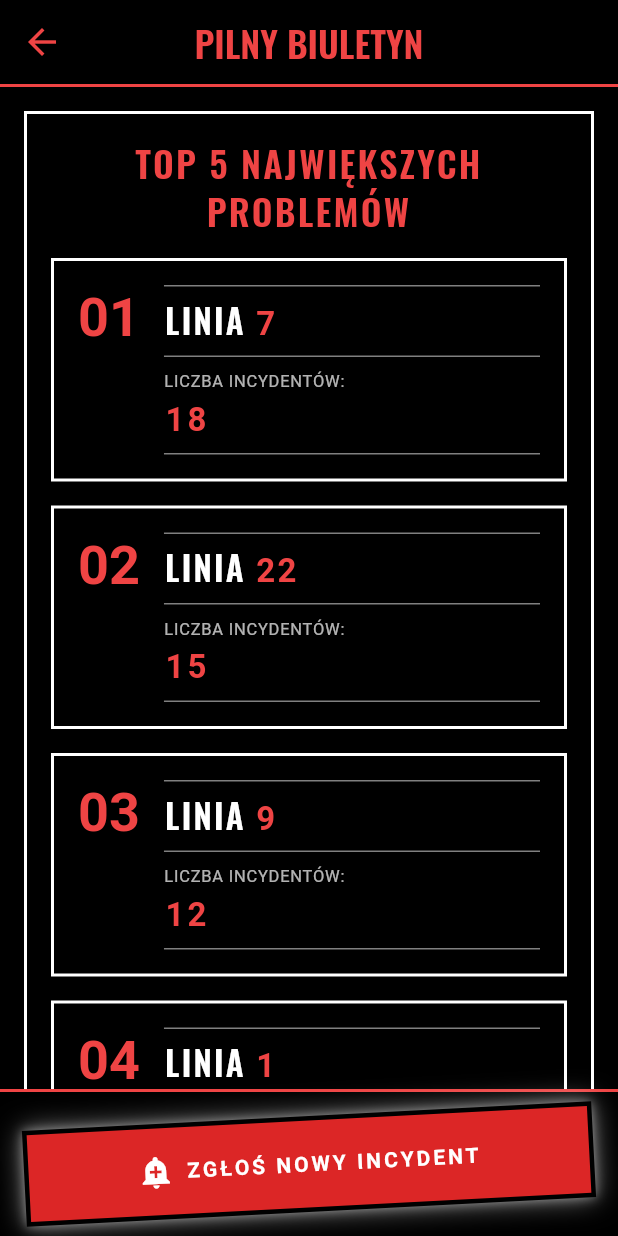
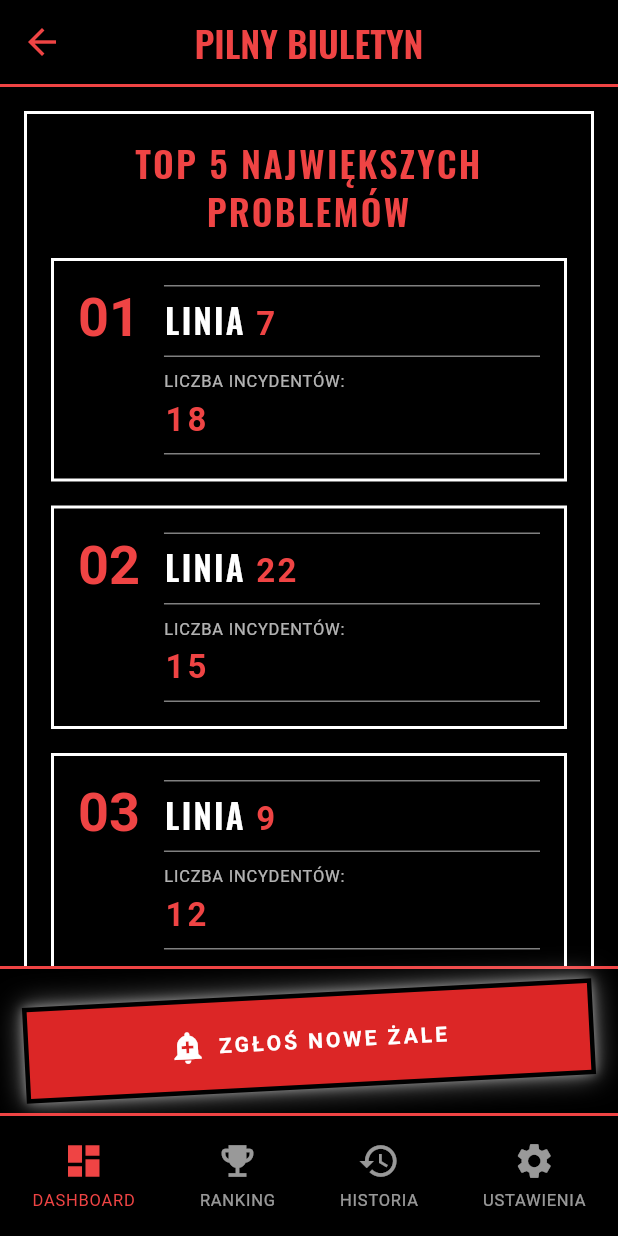
Before and after one commit to grycmat/trammageddon, a Flutter app: the HallOfDefameScreen screen opened by its route, on a phone screen of 412 x 824 dp. Run offline on Flutter 3.47's test engine with Material 3 defaults, Android fonts, the phone set to English and light mode, and no system bars; our stand-ins replace go_router; Roboto replaces fonts that are missing (ChivoMono).

Commit message:
Implement persistent navigation with ShellRoute and update documentation
Add ScaffoldWithNav layout wrapper to provide persistent bottom navigation
across all screens using GoRouter's ShellRoute pattern. Update documentation
to reflect Firebase integration and current architecture.

Changes:
- Add lib/layout/scaffold_with_nav.dart for persistent navigation wrapper
- Update app_router.dart to use ShellRoute pattern with ScaffoldWithNav
- Refactor dashboard_screen.dart to remove redundant Scaffold/AppBar/NavBar
- Refactor hall_of_defame_screen.dart to remove redundant elements and report section
- Rename hall_of_shame_screen.dart to hall_of_defame_screen.dart for consistency
- Update CLAUDE.md with Firebase dependencies and ShellRoute documentation
- Update README.md with Firebase backend integration section and corrected structure
- Standardize button labels to 'ZGŁOŚ NOWE ŻALE' across screens

```diff
--- /dev/null
+++ b/lib/layout/scaffold_with_nav.dart
@@ -0,0 +1,13 @@
+import 'package:flutter/material.dart';
+import 'package:trammageddon/widgets/nav_bar.dart';
+
+class ScaffoldWithNav extends StatelessWidget {
+  const ScaffoldWithNav({super.key, required this.child});
+
+  final Widget child;
+
+  @override
+  Widget build(BuildContext context) {
+    return Scaffold(body: child, bottomNavigationBar: const NavBar());
+  }
+}
--- a/lib/routing/app_router.dart
+++ b/lib/routing/app_router.dart
@@ -1,10 +1,11 @@
 import 'package:flutter/material.dart';
 import 'package:go_router/go_router.dart';
+import 'package:trammageddon/layout/scaffold_with_nav.dart';
 import 'package:trammageddon/routing/guards/auth_guard.dart';
 import 'package:trammageddon/routing/route_names.dart';
 import 'package:trammageddon/screens/add_incident/add_incident.screen.dart';
 import 'package:trammageddon/screens/dashboard/dashboard_screen.dart';
-import 'package:trammageddon/screens/hall_of_defame/hall_of_shame_screen.dart';
+import 'package:trammageddon/screens/hall_of_defame/hall_of_defame_screen.dart';
 import 'package:trammageddon/screens/login/login.screen.dart';
 
 class AppRouter {
@@ -36,6 +37,9 @@ class AppRouter {
       return null;
     },
 
+    routes: [
+      ShellRoute(
+        builder: (context, state, child) => ScaffoldWithNav(child: child),
         routes: [
           GoRoute(
             path: RouteNames.login,
@@ -76,6 +80,47 @@ class AppRouter {
               child: HallOfDefameScreen(),
             ),
           ),
+        ],
+      ),
+      // GoRoute(
+      //   path: RouteNames.login,
+      //   name: 'login',
+      //   pageBuilder: (context, state) => _buildBrutalistPageTransition(
+      //     context: context,
+      //     state: state,
+      //     child: const LoginScreen(),
+      //   ),
+      // ),
+      //
+      // GoRoute(
+      //   path: RouteNames.addIncident,
+      //   name: 'addIncident',
+      //   pageBuilder: (context, state) => _buildBrutalistPageTransition(
+      //     context: context,
+      //     state: state,
+      //     child: const AddIncidentScreen(),
+      //   ),
+      // ),
+      //
+      // GoRoute(
+      //   path: RouteNames.home,
+      //   name: 'home',
+      //   pageBuilder: (context, state) => _buildBrutalistPageTransition(
+      //     context: context,
+      //     state: state,
+      //     child: DashboardScreen(),
+      //   ),
+      // ),
+      //
+      // GoRoute(
+      //   path: RouteNames.hallOfDefame,
+      //   name: 'hall-of-defame',
+      //   pageBuilder: (context, state) => _buildBrutalistPageTransition(
+      //     context: context,
+      //     state: state,
+      //     child: HallOfDefameScreen(),
+      //   ),
+      // ),
 
       // TODO: Add error route when error screen is created
       // GoRoute(
--- a/lib/screens/dashboard/dashboard_screen.dart
+++ b/lib/screens/dashboard/dashboard_screen.dart
@@ -5,9 +5,7 @@ import 'package:trammageddon/routing/route_names.dart';
 import 'package:trammageddon/screens/add_incident/statement_frame.dart';
 import 'package:trammageddon/screens/dashboard/data_box.dart';
 import 'package:trammageddon/screens/dashboard/top_ranking_item.dart';
-import 'package:trammageddon/widgets/nav_bar.dart';
 import 'package:trammageddon/widgets/stamped_button.dart';
-import 'package:trammageddon/widgets/top_bar.dart';
 
 class DashboardScreen extends StatelessWidget {
   DashboardScreen({super.key});
@@ -20,9 +18,7 @@ class DashboardScreen extends StatelessWidget {
 
   @override
   Widget build(BuildContext context) {
-    return Scaffold(
-      appBar: TopBar(title: "PILNE"),
-      body: SingleChildScrollView(
+    return SingleChildScrollView(
       padding: const EdgeInsets.all(16),
       child: Column(
         crossAxisAlignment: CrossAxisAlignment.stretch,
@@ -111,13 +107,11 @@ class DashboardScreen extends StatelessWidget {
           StampedButton(
             onPressed: () => context.push(RouteNames.addIncident),
             icon: Icons.add_alert,
-              label: 'ZGŁOŚ DRAMAT',
+            label: 'ZGŁOŚ NOWE ŻALE',
           ),
           const SizedBox(height: 16),
         ],
       ),
-      ),
-      bottomNavigationBar: NavBar(),
     );
   }
 }
--- a/lib/screens/hall_of_defame/hall_of_shame_screen.dart
+++ b/lib/screens/hall_of_defame/hall_of_defame_screen.dart
@@ -147,40 +147,6 @@ class _HallOfDefameScreenState extends State<HallOfDefameScreen> {
                     ),
                   ),
                   const SizedBox(height: 32),
-                  Text(
-                    'RAPORT DNIA:',
-                    style: Theme.of(context).textTheme.titleLarge?.copyWith(
-                      color: Theme.of(context).colorScheme.onSurface,
-                    ),
-                  ),
-                  const SizedBox(height: 16),
-                  StatementFrame(
-                    child: Column(
-                      crossAxisAlignment: CrossAxisAlignment.stretch,
-                      children: [
-                        Text(
-                          'Dzisiejszy ranking incydentów wskazuje na znaczny wzrost zgłoszeń dotyczących stanu taboru, zwłaszcza w kwestii ogrzewania i klimatyzacji. Linia 7 utrzymuje niechlubne pierwsze miejsce z 18 zgłoszeniami, co stanowi alarmujący sygnał dla zarządcy transportu.',
-                          style: Theme.of(context).textTheme.bodyMedium
-                              ?.copyWith(
-                                color: Theme.of(
-                                  context,
-                                ).colorScheme.onSurfaceVariant,
-                              ),
-                        ),
-                        const SizedBox(height: 16),
-                        Text(
-                          'Pasażerowie zgłaszają również częste opóźnienia, co wpływa na ogólną satysfakcję z usług.',
-                          style: Theme.of(context).textTheme.bodyMedium
-                              ?.copyWith(
-                                color: Theme.of(
-                                  context,
-                                ).colorScheme.onSurfaceVariant,
-                              ),
-                        ),
-                      ],
-                    ),
-                  ),
-                  const SizedBox(height: 16),
                 ],
               ),
             ),
@@ -201,7 +167,7 @@ class _HallOfDefameScreenState extends State<HallOfDefameScreen> {
               child: StampedButton(
                 onPressed: _navigateToAddIncident,
                 icon: Icons.add_alert,
-                label: 'ZGŁOŚ NOWY INCYDENT',
+                label: 'ZGŁOŚ NOWE ŻALE',
               ),
             ),
           ),
```
Also changed, not shown: 2 other files. Lines whose indentation alone changed are shown as unchanged.
